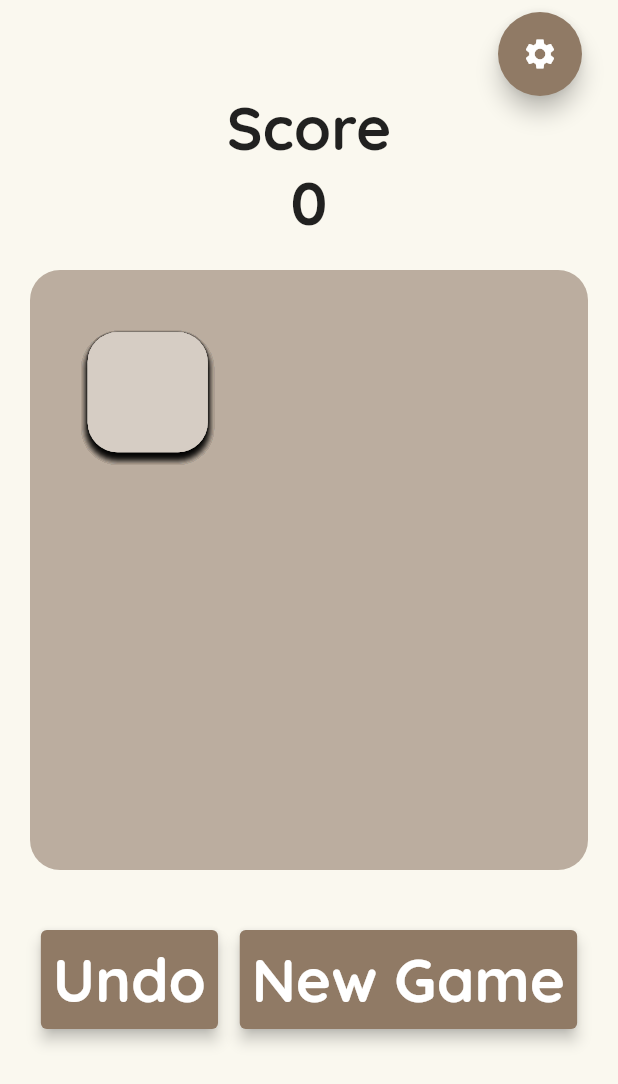
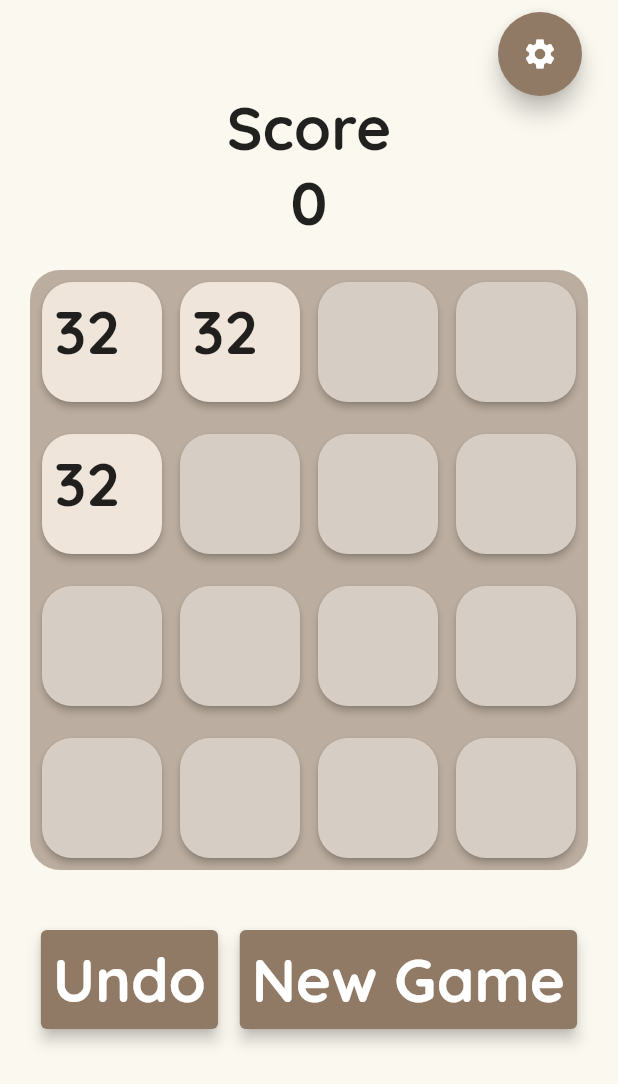
Before and after one commit to yasht01/puzzle-hack-2048, a Flutter app: the screen it shows after launch, on a phone screen of 412 x 824 dp. Shown: the top 1084 px of the screen. Run offline on Flutter 3.47's test engine with Material 2 defaults, Android fonts, the phone set to English and light mode, and no system bars.

Commit message:
feat: box positions

```diff
--- a/lib/screens/home_page.dart
+++ b/lib/screens/home_page.dart
@@ -118,7 +118,7 @@
         borderRadius: BorderRadius.circular(20),
         color: kGameBoardColor,
       ),
-      constraints: BoxConstraints(minHeight: 400, minWidth: 400),
+      constraints: const BoxConstraints(minHeight: 400, minWidth: 400),
       child: GestureDetector(
         onHorizontalDragEnd: (details) {
           if (details.primaryVelocity != null &&
@@ -164,13 +164,15 @@
 
   @override
   Widget build(BuildContext context) {
+    final gridSize = 400.0;
+    final boxSize = (gridSize / 4) - (2 * 8.0);
     return LayoutBuilder(
       builder: (context, constraints) => Container(
-        height: 400,
-        width: constraints.maxWidth,
+        height: gridSize,
+        width: gridSize,
         child: AnimatedAlign(
-          alignment:
-              FractionalOffset(Random().nextDouble(), Random().nextDouble()),
+          alignment: FractionalOffset((_tileIndex ~/ _crossAxisCount) / 3,
+              (_tileIndex % _crossAxisCount) / 3),
           duration: const Duration(seconds: 1),
           child: Padding(
             padding: const EdgeInsets.all(8.0),
```
